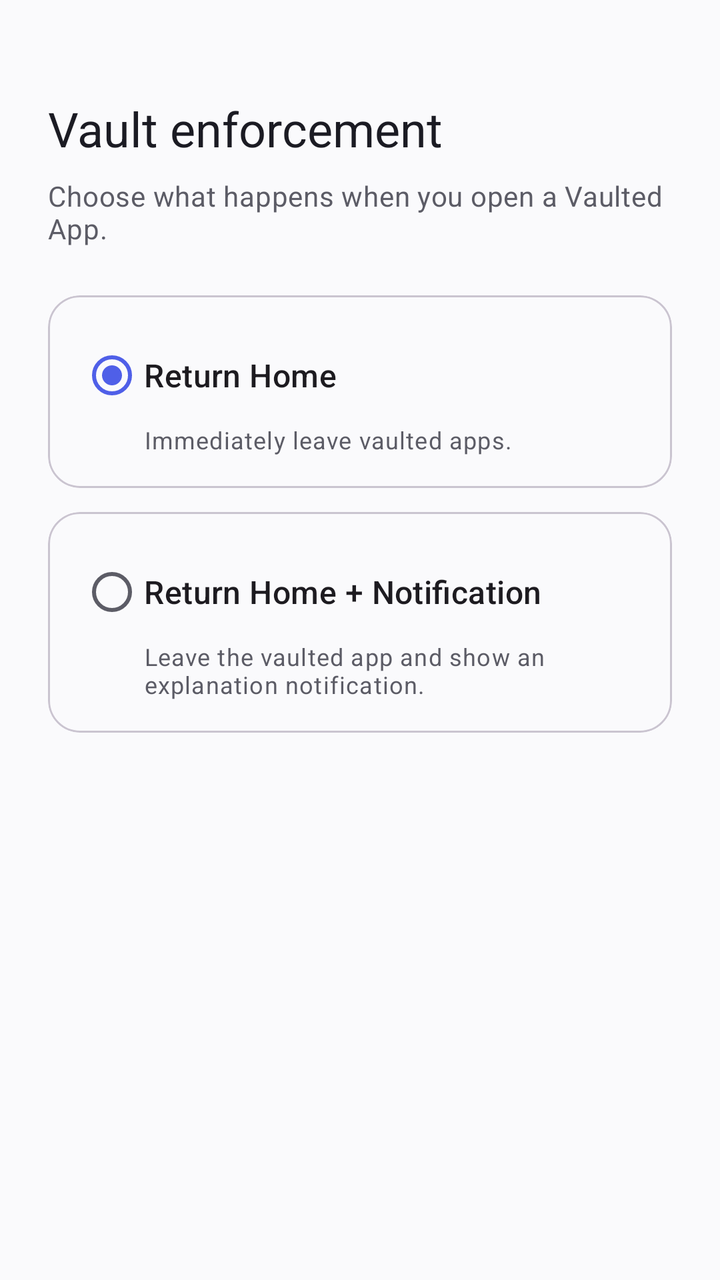
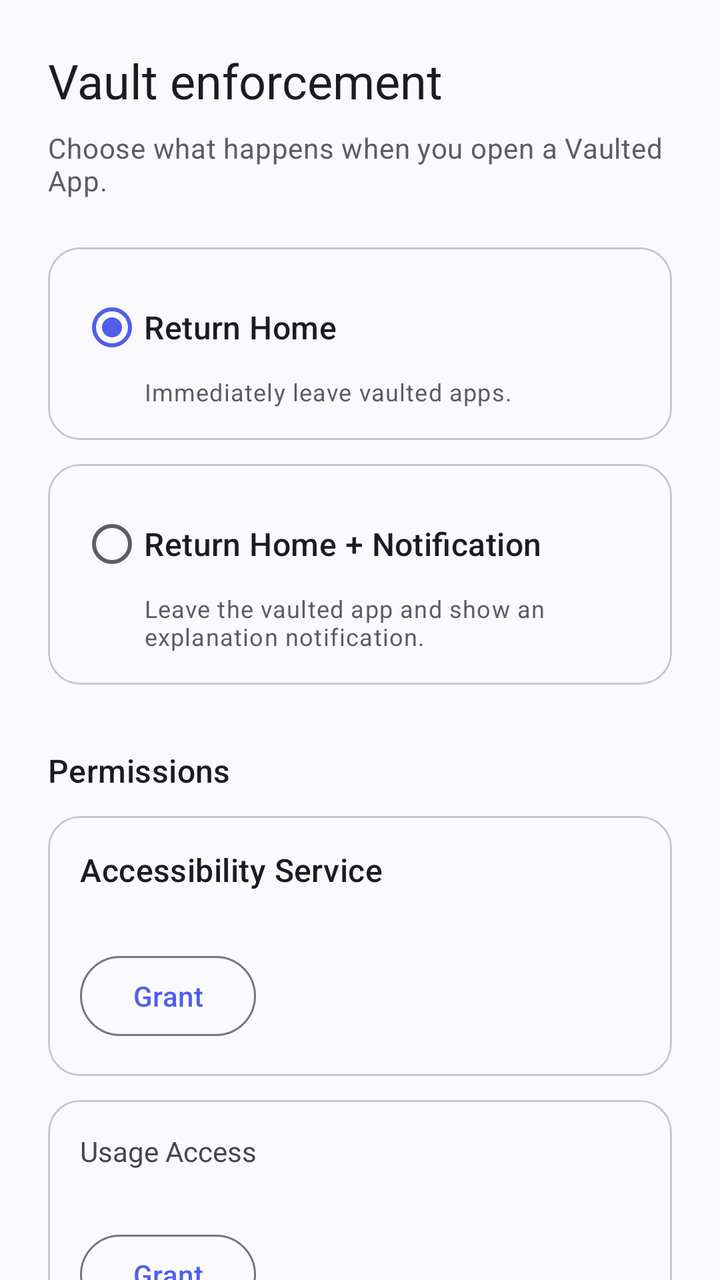

Two renders of the same Android screen: before a commit and after it. Below are the layout's source before the change and the commit's diff.
<!-- AndroidManifest.xml: application theme Theme.NeuroFix -->
<!-- res/layout/fragment_settings.xml -->
<?xml version="1.0" encoding="utf-8"?>
<androidx.constraintlayout.widget.ConstraintLayout
    xmlns:android="http://schemas.android.com/apk/res/android"
    xmlns:app="http://schemas.android.com/apk/res-auto"
    android:layout_width="match_parent"
    android:layout_height="match_parent"
    android:background="?attr/colorSurface"
    android:padding="24dp">

    <TextView
        android:id="@+id/text_title"
        android:layout_width="0dp"
        android:layout_height="wrap_content"
        android:layout_marginTop="24dp"
        android:text="@string/settings_enforcement_title"
        android:textAppearance="?attr/textAppearanceHeadlineSmall"
        android:textColor="?attr/colorOnSurface"
        app:layout_constraintTop_toTopOf="parent"
        app:layout_constraintStart_toStartOf="parent"
        app:layout_constraintEnd_toEndOf="parent" />

    <TextView
        android:id="@+id/text_subtitle"
        android:layout_width="0dp"
        android:layout_height="wrap_content"
        android:layout_marginTop="8dp"
        android:text="@string/settings_enforcement_subtitle"
        android:textAppearance="?attr/textAppearanceBodyMedium"
        android:textColor="?attr/colorOnSurfaceVariant"
        app:layout_constraintTop_toBottomOf="@id/text_title"
        app:layout_constraintStart_toStartOf="parent"
        app:layout_constraintEnd_toEndOf="parent" />

    <RadioGroup
        android:id="@+id/radio_group_enforcement_mode"
        android:layout_width="0dp"
        android:layout_height="wrap_content"
        android:layout_marginTop="24dp"
        android:orientation="vertical"
        app:layout_constraintTop_toBottomOf="@id/text_subtitle"
        app:layout_constraintStart_toStartOf="parent"
        app:layout_constraintEnd_toEndOf="parent">

        <com.google.android.material.card.MaterialCardView
            android:layout_width="match_parent"
            android:layout_height="wrap_content"
            app:cardCornerRadius="16dp"
            app:cardElevation="0dp"
            app:strokeWidth="1dp">

            <LinearLayout
                android:layout_width="match_parent"
                android:layout_height="wrap_content"
                android:orientation="vertical"
                android:padding="16dp">

                <RadioButton
                    android:id="@+id/radio_return_home"
                    android:layout_width="wrap_content"
                    android:layout_height="wrap_content"
                    android:checked="true"
                    android:text="@string/settings_mode_return_home_title"
                    android:textAppearance="?attr/textAppearanceTitleMedium" />

                <TextView
                    android:layout_width="wrap_content"
                    android:layout_height="wrap_content"
                    android:layout_marginStart="32dp"
                    android:text="@string/settings_mode_return_home_description"
                    android:textAppearance="?attr/textAppearanceBodySmall"
                    android:textColor="?attr/colorOnSurfaceVariant" />

            </LinearLayout>
        </com.google.android.material.card.MaterialCardView>

        <com.google.android.material.card.MaterialCardView
            android:layout_width="match_parent"
            android:layout_height="wrap_content"
            android:layout_marginTop="12dp"
            app:cardCornerRadius="16dp"
            app:cardElevation="0dp"
            app:strokeWidth="1dp">

            <LinearLayout
                android:layout_width="match_parent"
                android:layout_height="wrap_content"
                android:orientation="vertical"
                android:padding="16dp">

                <RadioButton
                    android:id="@+id/radio_return_home_with_notification"
                    android:layout_width="wrap_content"
                    android:layout_height="wrap_content"
                    android:text="@string/settings_mode_return_home_notification_title"
                    android:textAppearance="?attr/textAppearanceTitleMedium" />

                <TextView
                    android:layout_width="wrap_content"
                    android:layout_height="wrap_content"
                    android:layout_marginStart="32dp"
                    android:text="@string/settings_mode_return_home_notification_description"
                    android:textAppearance="?attr/textAppearanceBodySmall"
                    android:textColor="?attr/colorOnSurfaceVariant" />

            </LinearLayout>
        </com.google.android.material.card.MaterialCardView>

    </RadioGroup>

    <TextView
        android:id="@+id/text_notification_permission_hint"
        android:layout_width="0dp"
        android:layout_height="wrap_content"
        android:layout_marginTop="16dp"
        android:text="@string/settings_notification_permission_hint"
        android:textAppearance="?attr/textAppearanceBodySmall"
        android:textColor="?attr/colorError"
        android:visibility="gone"
        app:layout_constraintTop_toBottomOf="@id/radio_group_enforcement_mode"
        app:layout_constraintStart_toStartOf="parent"
        app:layout_constraintEnd_toEndOf="parent" />

</androidx.constraintlayout.widget.ConstraintLayout>
<!-- resources referenced by this layout -->
<resources>
  <string name="settings_enforcement_subtitle">Choose what happens when you open a Vaulted App.</string>
  <string name="settings_enforcement_title">Vault enforcement</string>
  <string name="settings_mode_return_home_description">Immediately leave vaulted apps.</string>
  <string name="settings_mode_return_home_notification_description">Leave the vaulted app and show an explanation notification.</string>
  <string name="settings_mode_return_home_notification_title">Return Home + Notification</string>
  <string name="settings_mode_return_home_title">Return Home</string>
  <string name="settings_notification_permission_hint">Notifications are off — you\'ll still be sent Home, but won\'t see an explanation. Enable notifications in system Settings to see it.</string>
  <style name="Theme.NeuroFix" parent="Theme.Material3.DayNight.NoActionBar">
          <item name="colorPrimary">@color/brand_primary</item>
          <item name="colorOnPrimary">@color/surface_light</item>
          <item name="colorSecondary">@color/brand_secondary</item>
          <item name="colorSurface">@color/surface_light</item>
          <item name="colorSurfaceVariant">@color/surface_variant_light</item>
          <item name="colorOnSurface">@color/text_primary_light</item>
          <item name="colorOnSurfaceVariant">@color/text_secondary_light</item>
          <item name="colorError">@color/error</item>
          <item name="android:statusBarColor" tools:targetApi="l">@color/surface_light</item>
          <item name="android:windowLightStatusBar" tools:targetApi="m">true</item>
      </style>
  <color name="brand_primary">#4F5FE8</color>
  <color name="surface_light">#FAFAFC</color>
  <color name="brand_secondary">#00BFA6</color>
  <color name="surface_variant_light">#F0F0F5</color>
  <color name="text_primary_light">#1B1B23</color>
  <color name="text_secondary_light">#5C5C66</color>
  <color name="error">#E53935</color>
</resources>

<!-- the commit's change to res/layout/fragment_settings.xml (unified diff, before → after) -->
@@ -1,77 +1,124 @@
 <?xml version="1.0" encoding="utf-8"?>
-<androidx.constraintlayout.widget.ConstraintLayout
+<androidx.core.widget.NestedScrollView
     xmlns:android="http://schemas.android.com/apk/res/android"
     xmlns:app="http://schemas.android.com/apk/res-auto"
     android:layout_width="match_parent"
     android:layout_height="match_parent"
     android:background="?attr/colorSurface"
-    android:padding="24dp">
-
-    <TextView
-        android:id="@+id/text_title"
-        android:layout_width="0dp"
+    android:fillViewport="true">
+
+    <LinearLayout
+        android:layout_width="match_parent"
         android:layout_height="wrap_content"
-        android:layout_marginTop="24dp"
-        android:text="@string/settings_enforcement_title"
-        android:textAppearance="?attr/textAppearanceHeadlineSmall"
-        android:textColor="?attr/colorOnSurface"
-        app:layout_constraintTop_toTopOf="parent"
-        app:layout_constraintStart_toStartOf="parent"
-        app:layout_constraintEnd_toEndOf="parent" />
-
-    <TextView
-        android:id="@+id/text_subtitle"
-        android:layout_width="0dp"
-        android:layout_height="wrap_content"
-        android:layout_marginTop="8dp"
-        android:text="@string/settings_enforcement_subtitle"
-        android:textAppearance="?attr/textAppearanceBodyMedium"
-        android:textColor="?attr/colorOnSurfaceVariant"
-        app:layout_constraintTop_toBottomOf="@id/text_title"
-        app:layout_constraintStart_toStartOf="parent"
-        app:layout_constraintEnd_toEndOf="parent" />
-
-    <RadioGroup
-        android:id="@+id/radio_group_enforcement_mode"
-        android:layout_width="0dp"
-        android:layout_height="wrap_content"
-        android:layout_marginTop="24dp"
         android:orientation="vertical"
-        app:layout_constraintTop_toBottomOf="@id/text_subtitle"
-        app:layout_constraintStart_toStartOf="parent"
-        app:layout_constraintEnd_toEndOf="parent">
-
-        <com.google.android.material.card.MaterialCardView
+        android:padding="24dp">
+
+        <TextView
+            android:id="@+id/text_title"
+            android:layout_width="wrap_content"
+            android:layout_height="wrap_content"
+            android:text="@string/settings_enforcement_title"
+            android:textAppearance="?attr/textAppearanceHeadlineSmall"
+            android:textColor="?attr/colorOnSurface" />
+
+        <TextView
+            android:id="@+id/text_subtitle"
+            android:layout_width="wrap_content"
+            android:layout_height="wrap_content"
+            android:layout_marginTop="8dp"
+            android:text="@string/settings_enforcement_subtitle"
+            android:textAppearance="?attr/textAppearanceBodyMedium"
+            android:textColor="?attr/colorOnSurfaceVariant" />
+
+        <LinearLayout
             android:layout_width="match_parent"
             android:layout_height="wrap_content"
-            app:cardCornerRadius="16dp"
-            app:cardElevation="0dp"
-            app:strokeWidth="1dp">
-
-            <LinearLayout
-                android:layout_width="match_parent"
-                android:layout_height="wrap_content"
-                android:orientation="vertical"
-                android:padding="16dp">
-
-                <RadioButton
-                    android:id="@+id/radio_return_home"
-                    android:layout_width="wrap_content"
-                    android:layout_height="wrap_content"
-                    android:checked="true"
-                    android:text="@string/settings_mode_return_home_title"
-                    android:textAppearance="?attr/textAppearanceTitleMedium" />
-
-                <TextView
-                    android:layout_width="wrap_content"
-                    android:layout_height="wrap_content"
-                    android:layout_marginStart="32dp"
-                    android:text="@string/settings_mode_return_home_description"
-                    android:textAppearance="?attr/textAppearanceBodySmall"
-                    android:textColor="?attr/colorOnSurfaceVariant" />
-
-            </LinearLayout>
-        </com.google.android.material.card.MaterialCardView>
+            android:layout_marginTop="24dp"
+            android:orientation="vertical">
+
+            <com.google.android.material.card.MaterialCardView
+                android:layout_width="match_parent"
+                android:layout_height="wrap_content"
+                app:cardCornerRadius="16dp"
+                app:cardElevation="0dp"
+                app:strokeWidth="1dp">
+
+                <LinearLayout
+                    android:layout_width="match_parent"
+                    android:layout_height="wrap_content"
+                    android:orientation="vertical"
+                    android:padding="16dp">
+
+                    <RadioButton
+                        android:id="@+id/radio_return_home"
+                        android:layout_width="wrap_content"
+                        android:layout_height="wrap_content"
+                        android:checked="true"
+                        android:text="@string/settings_mode_return_home_title"
+                        android:textAppearance="?attr/textAppearanceTitleMedium" />
+
+                    <TextView
+                        android:layout_width="wrap_content"
+                        android:layout_height="wrap_content"
+                        android:layout_marginStart="32dp"
+                        android:text="@string/settings_mode_return_home_description"
+                        android:textAppearance="?attr/textAppearanceBodySmall"
+                        android:textColor="?attr/colorOnSurfaceVariant" />
+
+                </LinearLayout>
+            </com.google.android.material.card.MaterialCardView>
+
+            <com.google.android.material.card.MaterialCardView
+                android:layout_width="match_parent"
+                android:layout_height="wrap_content"
+                android:layout_marginTop="12dp"
+                app:cardCornerRadius="16dp"
+                app:cardElevation="0dp"
+                app:strokeWidth="1dp">
+
+                <LinearLayout
+                    android:layout_width="match_parent"
+                    android:layout_height="wrap_content"
+                    android:orientation="vertical"
+                    android:padding="16dp">
+
+                    <RadioButton
+                        android:id="@+id/radio_return_home_with_notification"
+                        android:layout_width="wrap_content"
+                        android:layout_height="wrap_content"
+                        android:text="@string/settings_mode_return_home_notification_title"
+                        android:textAppearance="?attr/textAppearanceTitleMedium" />
+
+                    <TextView
+                        android:layout_width="wrap_content"
+                        android:layout_height="wrap_content"
+                        android:layout_marginStart="32dp"
+                        android:text="@string/settings_mode_return_home_notification_description"
+                        android:textAppearance="?attr/textAppearanceBodySmall"
+                        android:textColor="?attr/colorOnSurfaceVariant" />
+
+                </LinearLayout>
+            </com.google.android.material.card.MaterialCardView>
+
+        </LinearLayout>
+
+        <TextView
+            android:id="@+id/text_notification_permission_hint"
+            android:layout_width="wrap_content"
+            android:layout_height="wrap_content"
+            android:layout_marginTop="16dp"
+            android:text="@string/settings_notification_permission_hint"
+            android:textAppearance="?attr/textAppearanceBodySmall"
+            android:textColor="?attr/colorError"
+            android:visibility="gone" />
+
+        <TextView
+            android:layout_width="wrap_content"
+            android:layout_height="wrap_content"
+            android:layout_marginTop="32dp"
+            android:text="@string/settings_permissions_title"
+            android:textAppearance="?attr/textAppearanceTitleMedium"
+            android:textColor="?attr/colorOnSurface" />
 
         <com.google.android.material.card.MaterialCardView
             android:layout_width="match_parent"
@@ -87,37 +134,76 @@
                 android:orientation="vertical"
                 android:padding="16dp">
 
-                <RadioButton
-                    android:id="@+id/radio_return_home_with_notification"
-                    android:layout_width="wrap_content"
-                    android:layout_height="wrap_content"
-                    android:text="@string/settings_mode_return_home_notification_title"
+                <TextView
+                    android:layout_width="wrap_content"
+                    android:layout_height="wrap_content"
+                    android:text="@string/permission_accessibility_title"
                     android:textAppearance="?attr/textAppearanceTitleMedium" />
 
                 <TextView
-                    android:layout_width="wrap_content"
-                    android:layout_height="wrap_content"
-                    android:layout_marginStart="32dp"
-                    android:text="@string/settings_mode_return_home_notification_description"
-                    android:textAppearance="?attr/textAppearanceBodySmall"
-                    android:textColor="?attr/colorOnSurfaceVariant" />
+                    android:id="@+id/text_accessibility_status"
+                    android:layout_width="wrap_content"
+                    android:layout_height="wrap_content"
+                    android:layout_marginTop="4dp"
+                    android:textAppearance="?attr/textAppearanceLabelMedium" />
+
+                <com.google.android.material.button.MaterialButton
+                    android:id="@+id/button_enable_accessibility"
+                    style="@style/Widget.Material3.Button.OutlinedButton"
+                    android:layout_width="wrap_content"
+                    android:layout_height="wrap_content"
+                    android:layout_marginTop="8dp"
+                    android:text="@string/permission_grant_button" />
 
             </LinearLayout>
         </com.google.android.material.card.MaterialCardView>
 
-    </RadioGroup>
-
-    <TextView
-        android:id="@+id/text_notification_permission_hint"
-        android:layout_width="0dp"
-        android:layout_height="wrap_content"
-        android:layout_marginTop="16dp"
-        android:text="@string/settings_notification_permission_hint"
-        android:textAppearance="?attr/textAppearanceBodySmall"
-        android:textColor="?attr/colorError"
-        android:visibility="gone"
-        app:layout_constraintTop_toBottomOf="@id/radio_group_enforcement_mode"
-        app:layout_constraintStart_toStartOf="parent"
-        app:layout_constraintEnd_toEndOf="parent" />
-
-</androidx.constraintlayout.widget.ConstraintLayout>
+        <com.google.android.material.card.MaterialCardView
+            android:layout_width="match_parent"
+            android:layout_height="wrap_content"
+            android:layout_marginTop="12dp"
+            app:cardCornerRadius="16dp"
+            app:cardElevation="0dp"
+            app:strokeWidth="1dp">
+
+            <LinearLayout
+                android:layout_width="match_parent"
+                android:layout_height="wrap_content"
+                android:orientation="vertical"
+                android:padding="16dp">
+
+                <TextView
+                    android:layout_width="wrap_content"
+                    android:layout_height="wrap_content"
+                    android:text="@string/permission_usage_access_title" />
+
+                <TextView
+                    android:id="@+id/text_usage_access_status"
+                    android:layout_width="wrap_content"
+                    android:layout_height="wrap_content"
+                    android:layout_marginTop="4dp"
+                    android:textAppearance="?attr/textAppearanceLabelMedium" />
+
+                <com.google.android.material.button.MaterialButton
+                    android:id="@+id/button_enable_usage_access"
+                    style="@style/Widget.Material3.Button.OutlinedButton"
+                    android:layout_width="wrap_content"
+                    android:layout_height="wrap_content"
+                    android:layout_marginTop="8dp"
+                    android:text="@string/permission_grant_button" />
+
+            </LinearLayout>
+        </com.google.android.material.card.MaterialCardView>
+
+        <TextView
+            android:layout_width="wrap_content"
+            android:layout_height="wrap_content"
+            android:layout_marginTop="24dp"
+            android:layout_marginBottom="24dp"
+            android:text="@string/settings_autostart_note"
+            android:textAppearance="?attr/textAppearanceBodySmall"
+            android:textColor="?attr/colorOnSurfaceVariant" />
+
+    </LinearLayout>
+
+</androidx.core.widget.NestedScrollView>
<!-- resource entries referenced after the edit -->
@@ -1,5 +1,9 @@
 <!-- resources referenced by this layout -->
 <resources>
+  <string name="permission_accessibility_title">Accessibility Service</string>
+  <string name="permission_grant_button">Grant</string>
+  <string name="permission_usage_access_title">Usage Access</string>
+  <string name="settings_autostart_note">On some devices (including Xiaomi/MIUI), Vault enforcement may stop working after NeuroFix is removed from Recent Apps unless Autostart is enabled for NeuroFix in your device\'s battery or app-management settings. This varies by manufacturer — check your device settings if enforcement seems to stop unexpectedly.</string>
   <string name="settings_enforcement_subtitle">Choose what happens when you open a Vaulted App.</string>
   <string name="settings_enforcement_title">Vault enforcement</string>
   <string name="settings_mode_return_home_description">Immediately leave vaulted apps.</string>
@@ -7,6 +11,7 @@
   <string name="settings_mode_return_home_notification_title">Return Home + Notification</string>
   <string name="settings_mode_return_home_title">Return Home</string>
   <string name="settings_notification_permission_hint">Notifications are off — you\'ll still be sent Home, but won\'t see an explanation. Enable notifications in system Settings to see it.</string>
+  <string name="settings_permissions_title">Permissions</string>
   <style name="Theme.NeuroFix" parent="Theme.Material3.DayNight.NoActionBar">
           <item name="colorPrimary">@color/brand_primary</item>
           <item name="colorOnPrimary">@color/surface_light</item>
